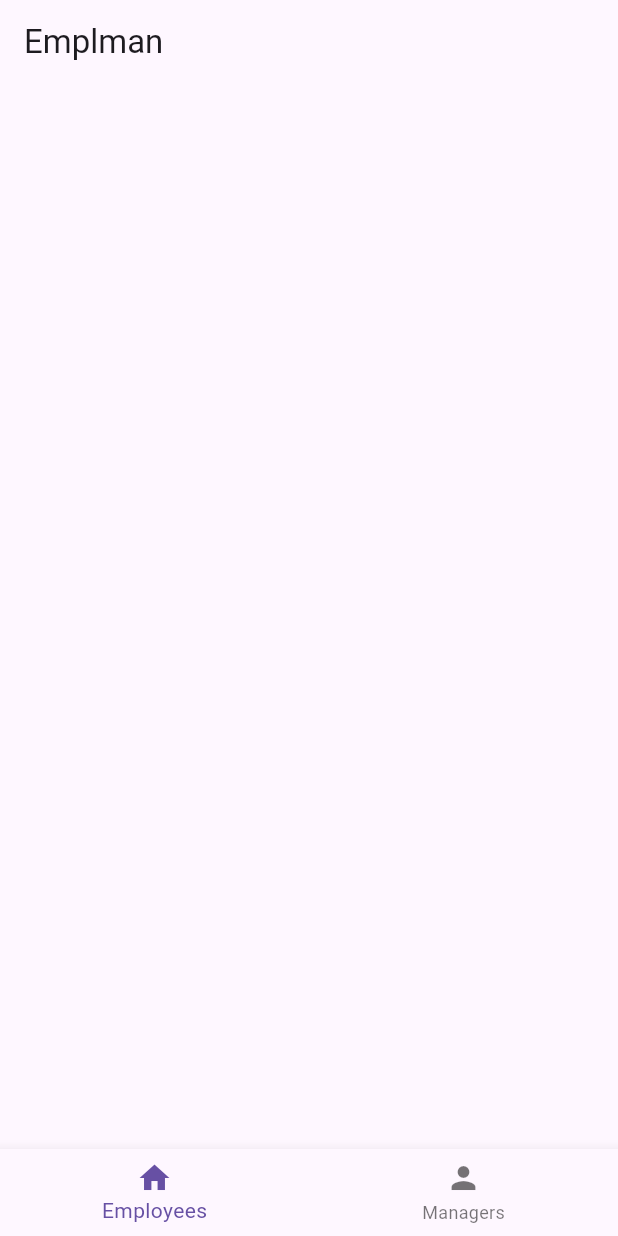
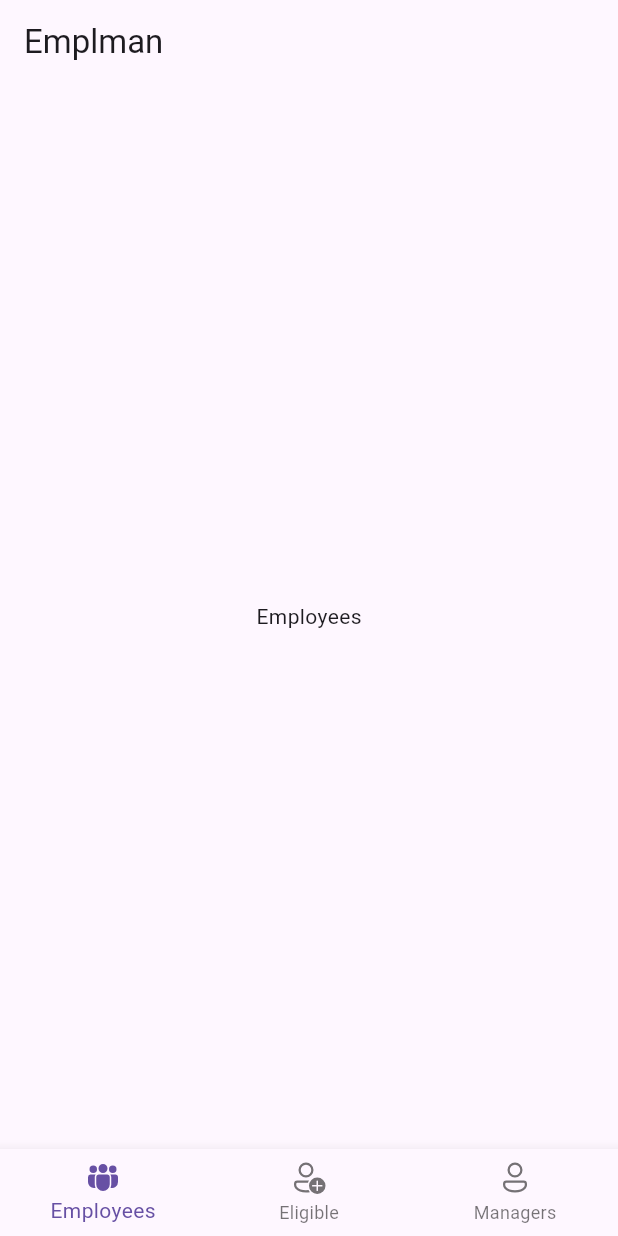
Before and after one commit to Basith-P/Empman, a Flutter app: the screen it shows after launch, on a phone screen of 412 x 824 dp. Run offline on Flutter 3.47's test engine with Material 2 defaults, Android fonts, the phone set to English and light mode, and no system bars; our stand-ins replace fluentui_system_icons.

Commit message:
feat: add main dashboard layout

```diff
--- a/lib/main.dart
+++ b/lib/main.dart
@@ -1,3 +1,4 @@
+import 'package:fluentui_system_icons/fluentui_system_icons.dart';
 import 'package:flutter/material.dart';
 
 void main() {
@@ -16,20 +17,53 @@ class MyApp extends StatelessWidget {
         useMaterial3: true,
       ),
       debugShowCheckedModeBanner: false,
-      home: Scaffold(
+      home: const MainLayout(),
+    );
+  }
+}
+
+class MainLayout extends StatefulWidget {
+  const MainLayout({super.key});
+
+  @override
+  State<MainLayout> createState() => _MainLayoutState();
+}
+
+class _MainLayoutState extends State<MainLayout> {
+  int _currentIndex = 0;
+
+  @override
+  Widget build(BuildContext context) {
+    return Scaffold(
       appBar: AppBar(title: const Text("Emplman")),
+      body: IndexedStack(
+        index: _currentIndex,
+        children: const [
+          Center(child: Text("Employees")),
+          Center(child: Text("Eligible")),
+          Center(child: Text("Managers")),
+        ],
+      ),
       bottomNavigationBar: BottomNavigationBar(
+        currentIndex: _currentIndex,
+        onTap: (index) => setState(() => _currentIndex = index),
         items: const [
           BottomNavigationBarItem(
-              icon: Icon(Icons.home),
             label: "Employees",
+            icon: Icon(FluentIcons.people_team_24_regular),
+            activeIcon: Icon(FluentIcons.people_team_24_filled),
           ),
           BottomNavigationBarItem(
-              icon: Icon(Icons.person),
+            label: "Eligible",
+            icon: Icon(FluentIcons.person_add_24_regular),
+            activeIcon: Icon(FluentIcons.person_add_24_filled),
+          ),
+          BottomNavigationBarItem(
             label: "Managers",
+            icon: Icon(FluentIcons.person_24_regular),
+            activeIcon: Icon(FluentIcons.person_24_filled),
           ),
         ],
-        ),
       ),
     );
   }
```
Also changed, not shown: pubspec.yaml (+5 -75 lines), pubspec.lock. Lines whose indentation alone changed are shown as unchanged.
